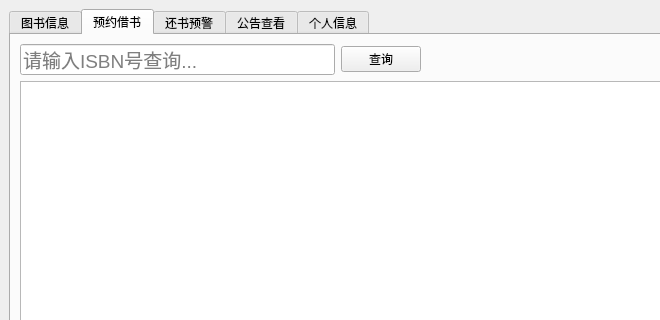
Before: the Qt Designer form userinterface.ui in LGH2713/Library_management_system, drawn with Qt 5; both pictures show x 0 to 660 and y 0 to 320 of the 755 by 733 pixel window.
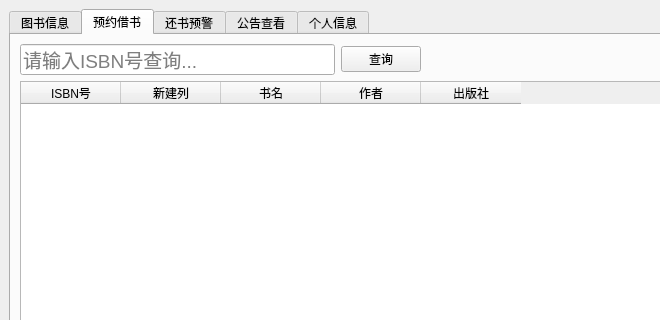
After: the same form once the commit is applied. The open tabs and pages were chosen to show the change.

Commit message: feat: 完成预约列表的显示

```diff
--- a/userinterface.ui
+++ b/userinterface.ui
@@ -183,7 +183,33 @@
          </layout>
         </item>
         <item row="1" column="0">
-         <widget class="QTableWidget" name="orderList"/>
+         <widget class="QTableWidget" name="orderList">
+          <column>
+           <property name="text">
+            <string>ISBN号</string>
+           </property>
+          </column>
+          <column>
+           <property name="text">
+            <string>新建列</string>
+           </property>
+          </column>
+          <column>
+           <property name="text">
+            <string>书名</string>
+           </property>
+          </column>
+          <column>
+           <property name="text">
+            <string>作者</string>
+           </property>
+          </column>
+          <column>
+           <property name="text">
+            <string>出版社</string>
+           </property>
+          </column>
+         </widget>
         </item>
         <item row="2" column="0">
          <layout class="QHBoxLayout" name="horizontalLayout_2">
```
Left out of the diff: 2 changed lines with no effect on the pictures. The commit also changes 2 other files.
